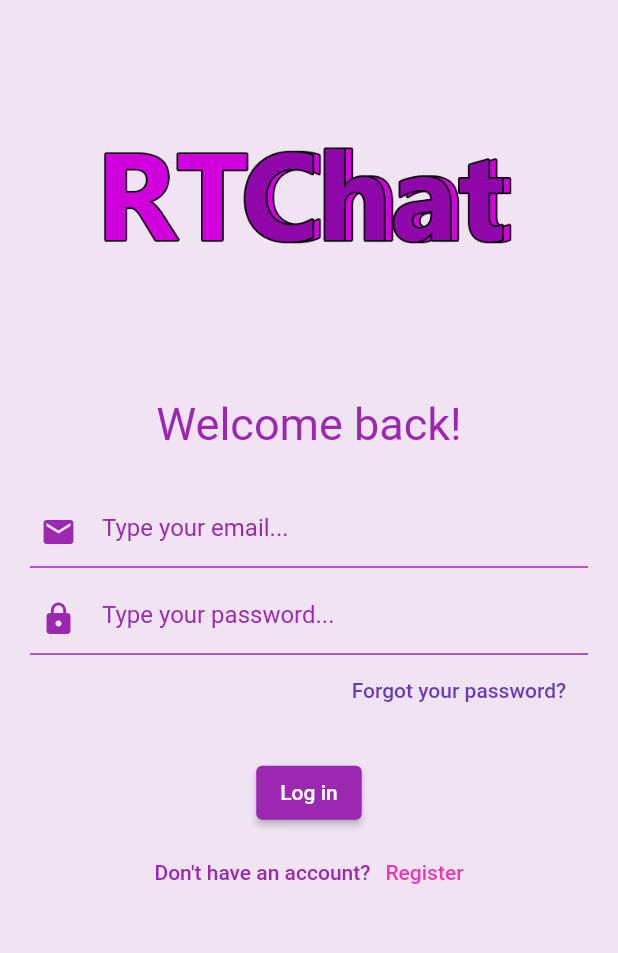
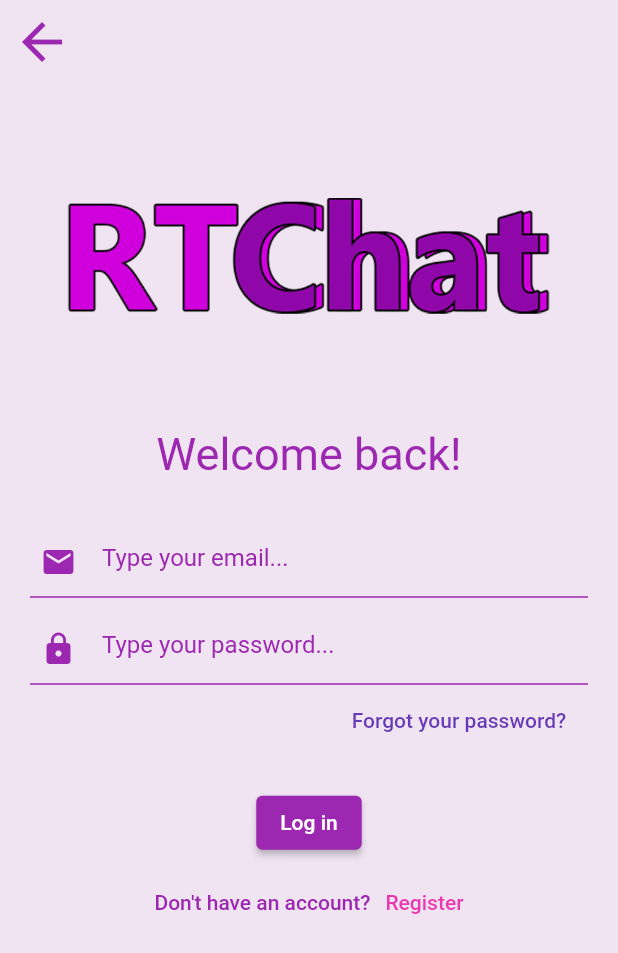
Before and after one commit to RuanEmanuell/rtchat, a Flutter app: the screen it shows after launch, after a tap on "Already have an account?", on a phone screen of 412 x 824 dp. Shown: the top 953 px of the screen. Run offline on Flutter 3.47's test engine with Material 2 defaults, Android fonts, the phone set to English and light mode, and no system bars; our stand-ins replace cloud_firestore, firebase_core, google_fonts; missing offline and left inert: cloud_firestore_web, firebase_core_web; accounts and stored records are empty.

Commit message:
finished login and home screens

```diff
--- a/lib/screens/home.dart
+++ b/lib/screens/home.dart
@@ -32,7 +32,7 @@ class _HomeScreen extends State<HomeScreen>{
             width:screenWidth,
             child: Column(
               children: [
-                Logo(height: screenHeight),
+                Logo(height: screenHeight, width:screenWidth),
                 MainText(text:"Create an Account"),
                 Inputs(
                   emailText: "Type an email...",
--- a/lib/screens/login.dart
+++ b/lib/screens/login.dart
@@ -15,7 +15,7 @@ class _LoginScreen extends State<LoginScreen>{
   }
 
   void homeScreenAction(){
-    Navigator.pushNamed(context, "/home");
+    Navigator.pop(context);
   }
 
   @override
@@ -24,7 +24,9 @@ class _LoginScreen extends State<LoginScreen>{
     var screenWidth=MediaQuery.of(context).size.width;
     return Scaffold(
       body:Center(
-        child:ListView(
+        child:Stack(
+          children:[
+            ListView(
             children: [
               Container(
               color:Color.fromARGB(26, 155, 39, 176),
@@ -32,7 +34,7 @@ class _LoginScreen extends State<LoginScreen>{
               width:screenWidth,
               child: Column(
                 children: [
-                Logo(height: screenHeight),
+                  Logo(height: screenHeight, width:screenWidth),
                   MainText(text:"Welcome back!"),
                   Inputs(
                     emailText: "Type your email...",
@@ -63,6 +65,16 @@ class _LoginScreen extends State<LoginScreen>{
               ),
             )
             ]
+          ),
+          SafeArea(
+            child: IconButton(
+            onPressed:(){
+              Navigator.pop(context);
+            },
+            icon:Icon(Icons.arrow_back, size:40, color:Colors.purple)
+                  ),
+          )
+          ]
         )
       )
     );
--- a/lib/widgets/widgets.dart
+++ b/lib/widgets/widgets.dart
@@ -3,15 +3,18 @@ import 'package:google_fonts/google_fonts.dart';
 
 class Logo extends StatelessWidget{
   Logo({
-    this.height
+    this.height,
+    this.width
   });
 
   var height;
+  var width;
 
   @override
   Widget build(BuildContext context){
     return Container(
-            margin:EdgeInsets.all(15),
+            margin:EdgeInsets.only(top: 50),
+            width:width/1.25,
             height:height/3.5,
             child:Image.asset("assets/images/rtchat.png")
            );
@@ -150,9 +153,7 @@ class SecondaryButton extends StatelessWidget{
   @override
   Widget build(BuildContext context){
     return    TextButton(
-                  onPressed:(){
-                    Navigator.pushNamed(context, "/login");
-                  },
+                  onPressed:secondaryButtonAction,
                   child:Container(
                     margin:EdgeInsets.only(top:10),
                     width:width/1.5,
```
Also changed, not shown: assets/images/rtchat.png. Lines whose indentation alone changed are shown as unchanged.
